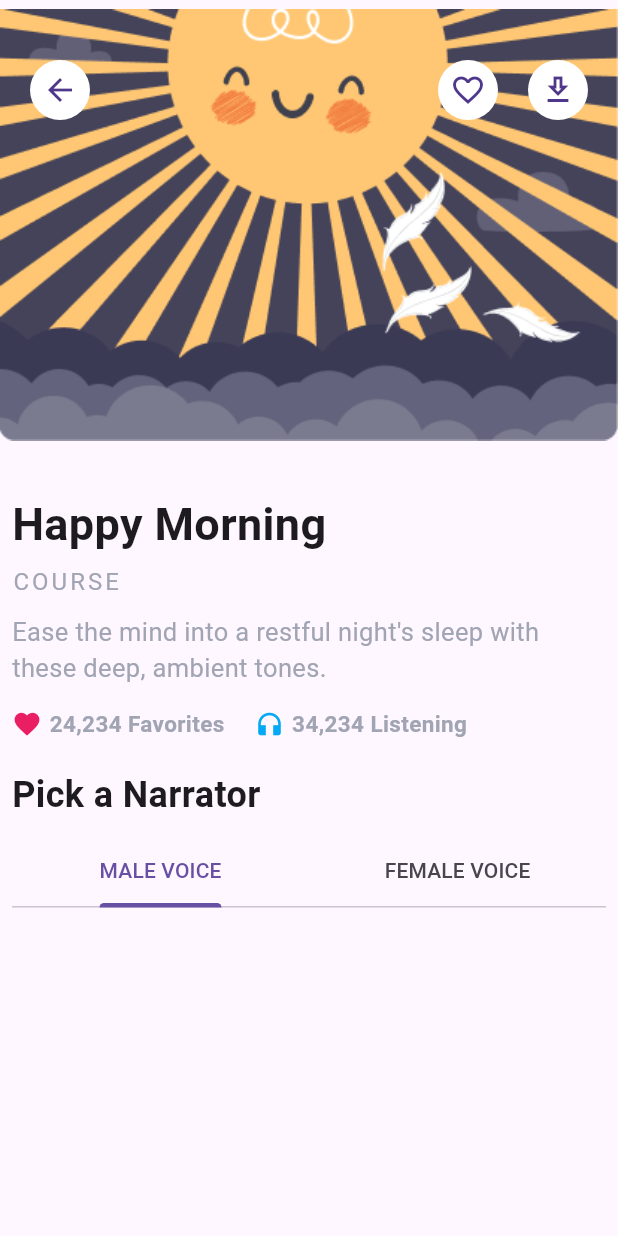
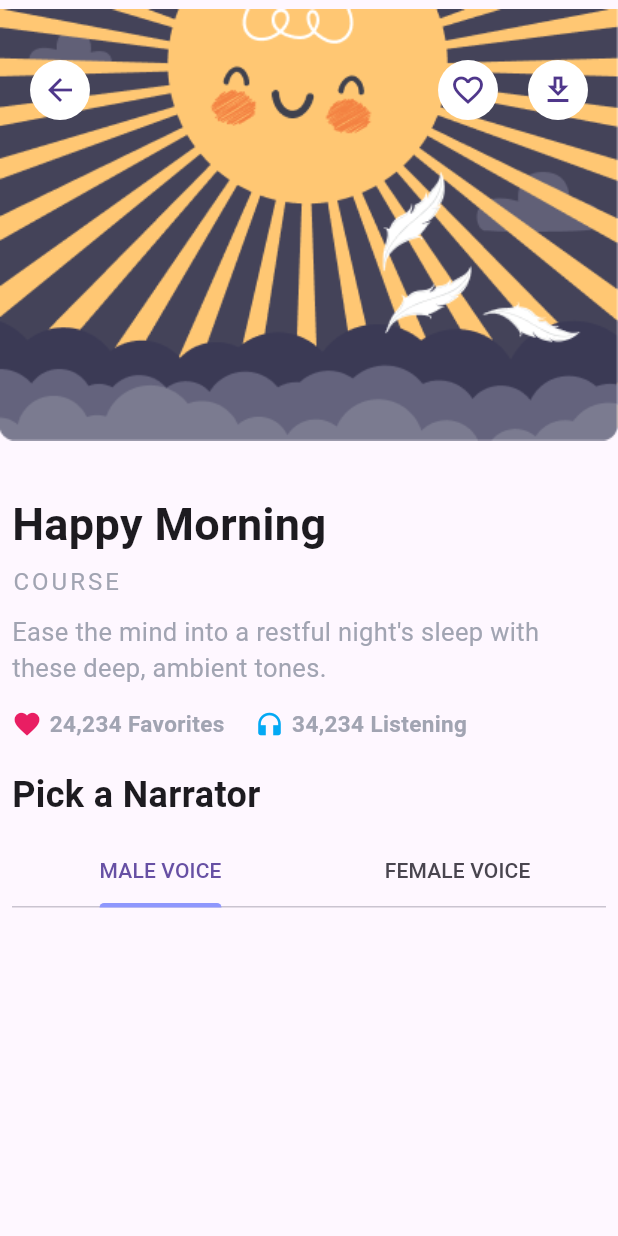
Before and after one commit to AthiraaAthi/meditation_app_Ui, a Flutter app: the CourseScreen screen opened directly, on a phone screen of 412 x 824 dp. Run offline on Flutter 3.47's test engine with Material 3 defaults, Android fonts, the phone set to English and light mode, and no system bars.

Commit message:
Added indicator color to TabBar in CourseScreen for improved visibility

```diff
--- a/lib/view/home/course_screen.dart
+++ b/lib/view/home/course_screen.dart
@@ -122,6 +122,7 @@ class _CourseScreenState extends State<CourseScreen> {
                       child: Column(
                         children: [
                           TabBar(
+                            indicatorColor: defBlue,
                             tabs: [
                               Tab(text: 'MALE VOICE'),
                               Tab(text: 'FEMALE VOICE'),
```
